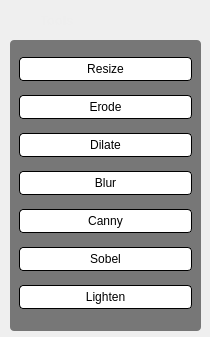
This is Widgets/ToolWidget/toolswidget.ui in idrisT11/Image-Editor as Qt 5 draws it before an edit. The edited form follows.
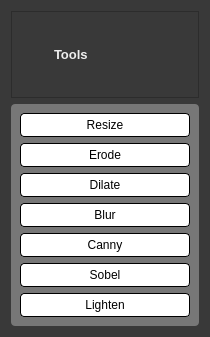
This is the edited form. Icons and pictures are not drawn.

```diff
--- a/Widgets/ToolWidget/toolswidget.ui
+++ b/Widgets/ToolWidget/toolswidget.ui
@@ -13,15 +13,28 @@
   <property name="windowTitle">
    <string>Form</string>
   </property>
+  <property name="styleSheet">
+   <string notr="true">background-color: rgb(57,57, 57);
+</string>
+  </property>
+  <layout class="QVBoxLayout" name="verticalLayout">
+   <item>
+    <widget class="QFrame" name="frame_2">
+     <property name="frameShape">
+      <enum>QFrame::StyledPanel</enum>
+     </property>
+     <property name="frameShadow">
+      <enum>QFrame::Raised</enum>
+     </property>
+     <layout class="QHBoxLayout" name="horizontalLayout" stretch="1,5">
+      <property name="topMargin">
+       <number>5</number>
+      </property>
+      <property name="bottomMargin">
+       <number>5</number>
+      </property>
+      <item>
   <widget class="QLabel" name="Icon">
-   <property name="geometry">
-    <rect>
-     <x>10</x>
-     <y>10</y>
-     <width>31</width>
-     <height>21</height>
-    </rect>
-   </property>
    <property name="text">
     <string/>
    </property>
@@ -29,15 +42,9 @@
     <pixmap resource="../../res.qrc">:/images/ressources/tools_icon.png</pixmap>
    </property>
   </widget>
+      </item>
+      <item>
   <widget class="QLabel" name="label">
-   <property name="geometry">
-    <rect>
-     <x>40</x>
-     <y>10</y>
-     <width>63</width>
-     <height>20</height>
-    </rect>
-   </property>
    <property name="font">
     <font>
      <pointsize>10</pointsize>
@@ -51,15 +58,12 @@
     <string>Tools</string>
    </property>
   </widget>
+      </item>
+     </layout>
+    </widget>
+   </item>
+   <item>
   <widget class="QFrame" name="frame">
-   <property name="geometry">
-    <rect>
-     <x>10</x>
-     <y>40</y>
-     <width>191</width>
-     <height>291</height>
-    </rect>
-   </property>
    <property name="styleSheet">
     <string notr="true">background-color: #777;
 border-radius: 4px;</string>
@@ -162,6 +166,8 @@
     </item>
    </layout>
   </widget>
+   </item>
+  </layout>
  </widget>
  <resources>
   <include location="../../res.qrc"/>
```
Lines whose indentation alone changed are shown as unchanged.
